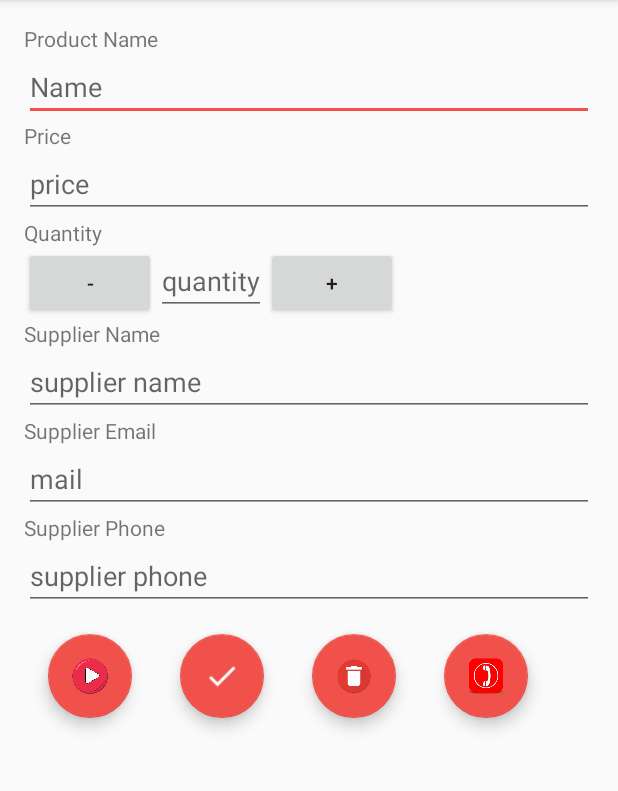
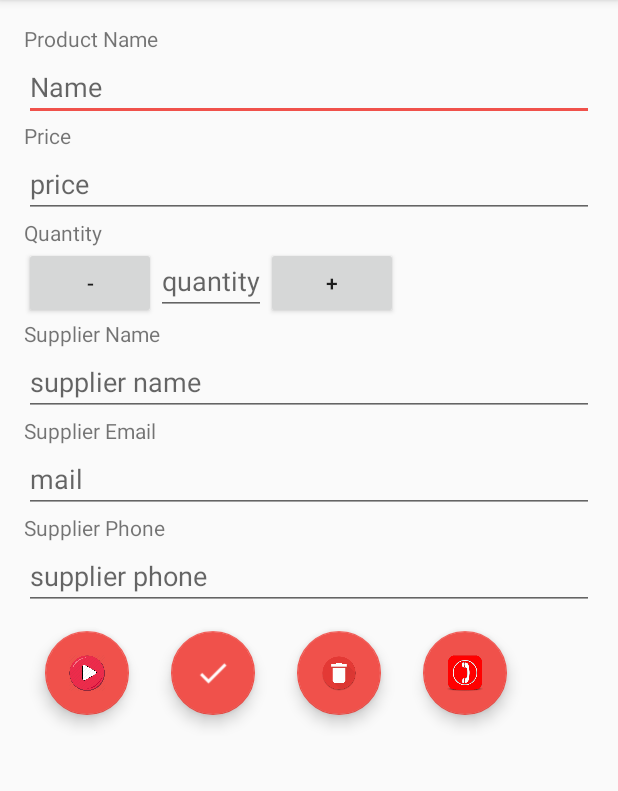
Before and after one commit to ShaimaaDerbaz/InventoryApp, an Android app: the DetailsActivity screen opened directly, with no data from a screen before it, on a phone screen of 412 x 824 dp, the part 84-875 px from its top. Run offline under Robolectric (Android 15) with nearby library versions, the phone set to English and light mode, and no system bars.

Commit message:
edit margin

```diff
--- a/app/src/main/res/values/dimens.xml
+++ b/app/src/main/res/values/dimens.xml
@@ -2,6 +2,6 @@
     <!-- Default screen margins, per the Android Design guidelines. -->
     <dimen name="activity_horizontal_margin">16dp</dimen>
     <dimen name="activity_vertical_margin">16dp</dimen>
-    <dimen name="fab_margin">16dp</dimen>
+    <dimen name="fab_margin">14dp</dimen>
     <dimen name="activity_margin">16dp</dimen>
 </resources>
```
